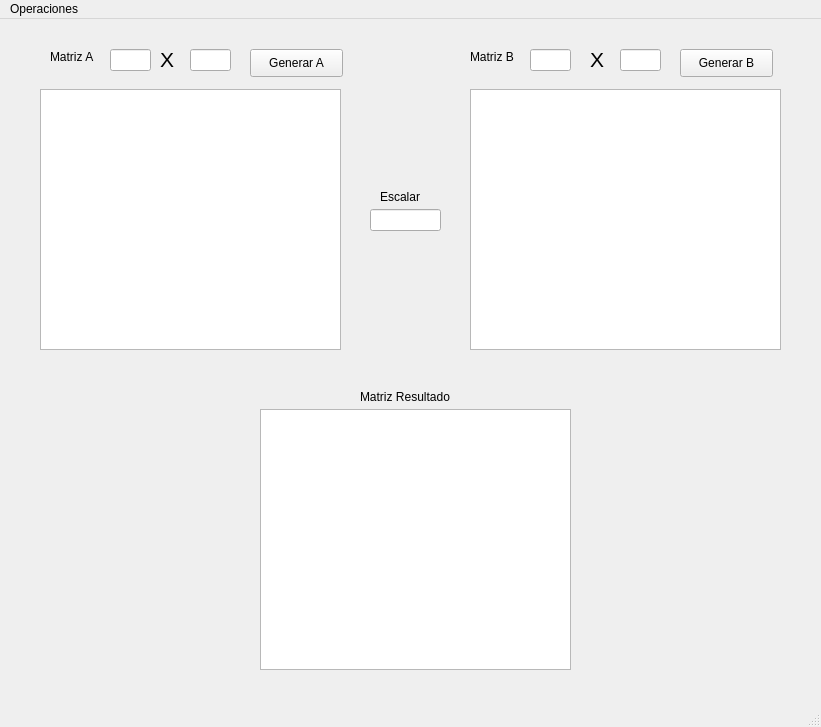
This is proyecto/ui_window.ui in mauriballes/curso-python-algebra as Qt 5 draws it before an edit. The edited form follows.
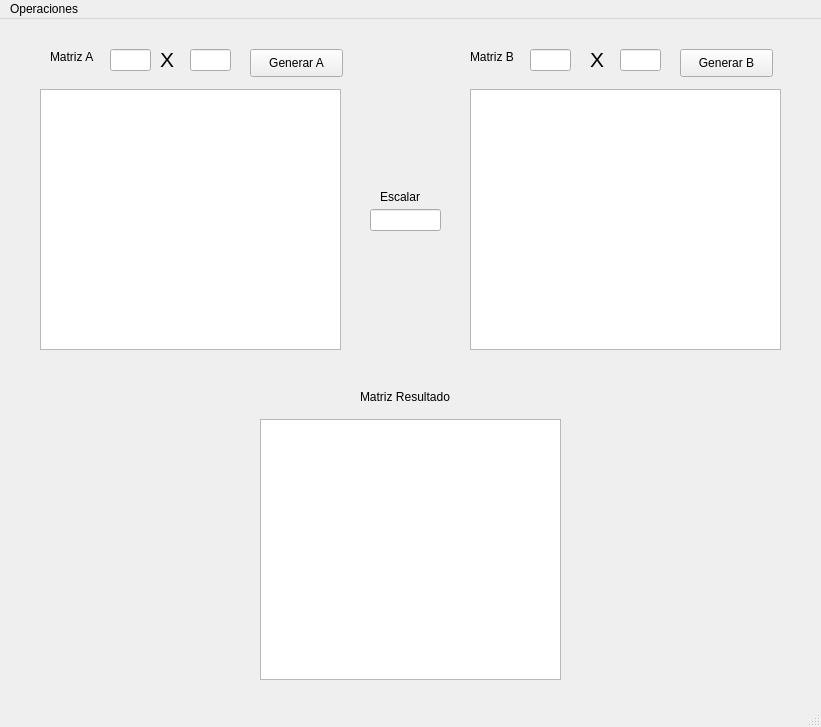
This is the edited form.

Commit message: Fix View Component

```diff
--- a/proyecto/ui_window.ui
+++ b/proyecto/ui_window.ui
@@ -79,19 +79,6 @@
      <string>Matriz Resultado</string>
     </property>
    </widget>
-   <widget class="QTableView" name="tabla_matriz_resultado">
-    <property name="geometry">
-     <rect>
-      <x>260</x>
-      <y>390</y>
-      <width>311</width>
-      <height>261</height>
-     </rect>
-    </property>
-    <attribute name="horizontalHeaderDefaultSectionSize">
-     <number>80</number>
-    </attribute>
-   </widget>
    <widget class="QLineEdit" name="edit_fila_a">
     <property name="geometry">
      <rect>
@@ -217,6 +204,19 @@
      <string>Escalar</string>
     </property>
    </widget>
+   <widget class="QTableWidget" name="tabla_matriz_resultado">
+    <property name="geometry">
+     <rect>
+      <x>260</x>
+      <y>400</y>
+      <width>301</width>
+      <height>261</height>
+     </rect>
+    </property>
+    <attribute name="horizontalHeaderDefaultSectionSize">
+     <number>80</number>
+    </attribute>
+   </widget>
   </widget>
   <widget class="QMenuBar" name="menubar">
    <property name="geometry">
```
